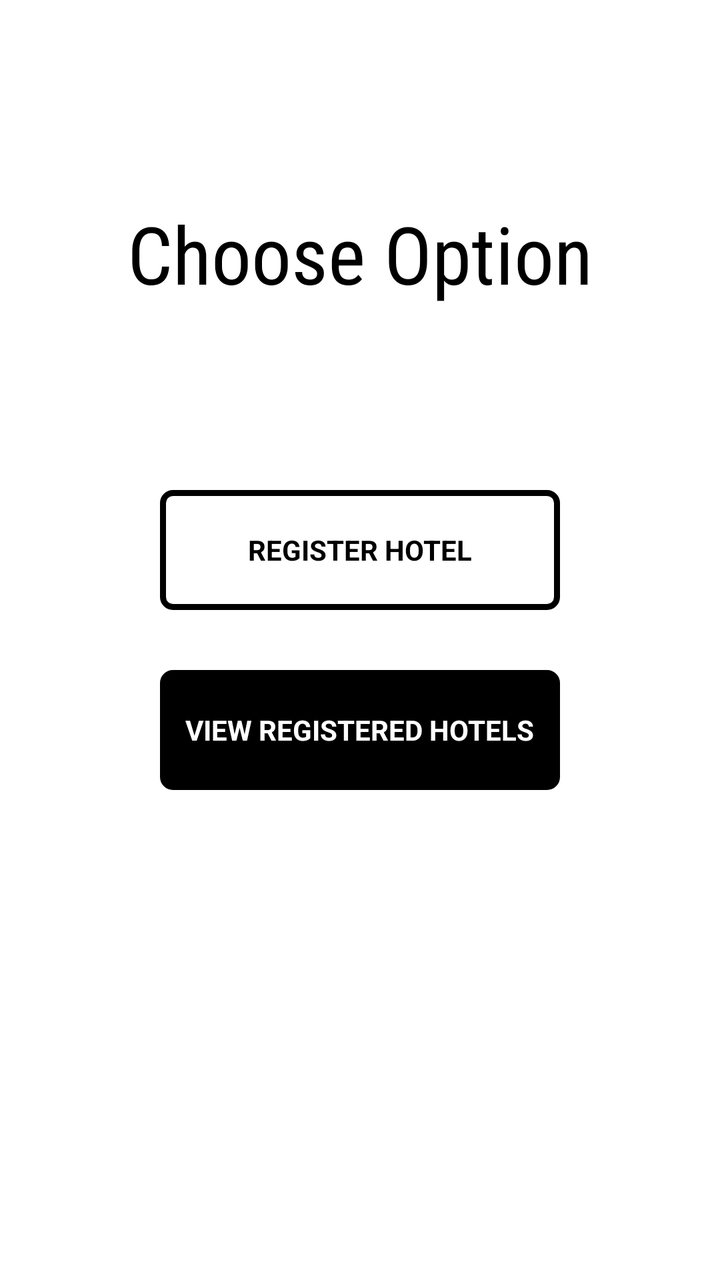
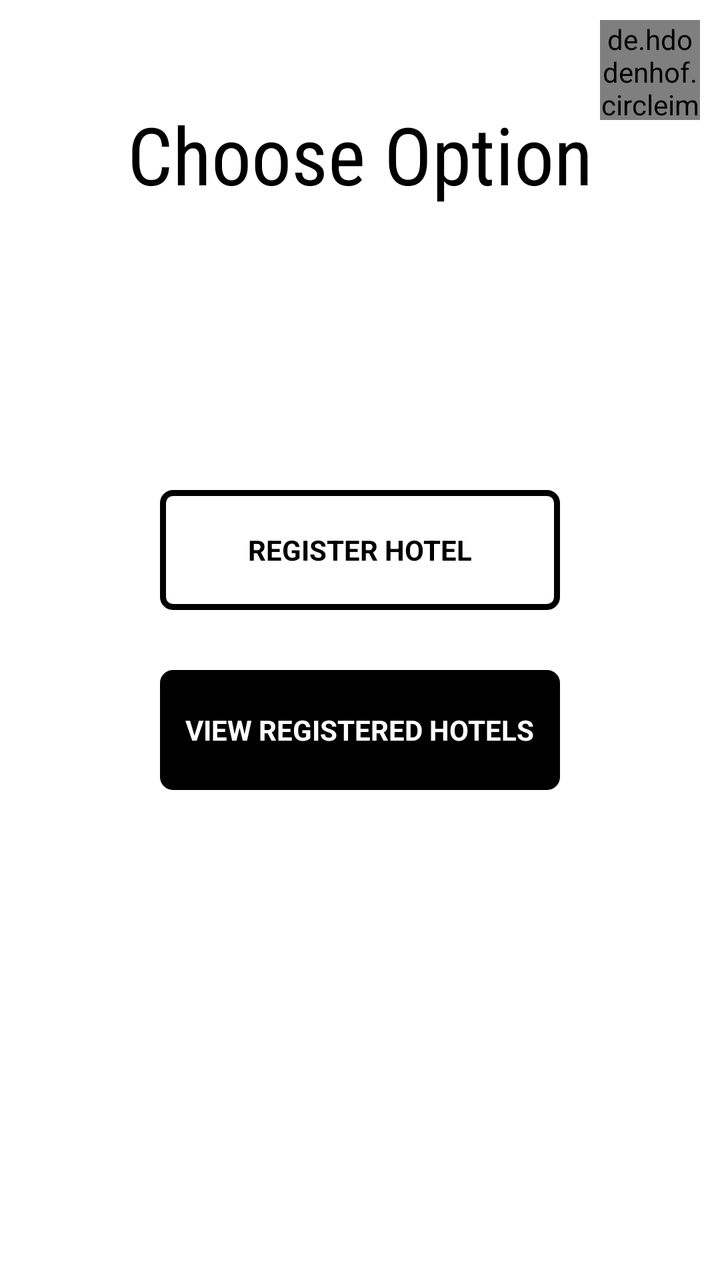

The first picture is an Android layout as it rendered before a commit; the second is the same layout after the commit. The layout source and the unified diff follow.
<!-- AndroidManifest.xml: application theme Theme.Project_Code -->
<!-- res/layout/activity_vendor_choose_option_screen.xml -->
<?xml version="1.0" encoding="utf-8"?>
<RelativeLayout
    xmlns:android="http://schemas.android.com/apk/res/android"
    xmlns:app="http://schemas.android.com/apk/res-auto"
    xmlns:tools="http://schemas.android.com/tools"
    android:layout_width="match_parent"
    android:layout_height="match_parent"
    tools:context=".presentationLayer.Vendor_Choose_Option_Screen">

    <TextView
        android:layout_width="wrap_content"
        android:layout_height="wrap_content"
        android:layout_centerHorizontal="true"
        android:layout_marginTop="100dp"
        android:fontFamily="sans-serif-condensed"
        android:text="Choose Option"
        android:textColor="#000000"
        android:textSize="40sp" />

    <RelativeLayout
        android:layout_width="wrap_content"
        android:layout_height="wrap_content"
        android:layout_centerInParent="true">

        <RelativeLayout
            android:layout_width="200dp"
            android:layout_height="60dp"
            android:id="@+id/rl_register_hotel_button">

            <ImageView
                android:layout_width="match_parent"
                android:layout_height="match_parent"
                android:background="@drawable/main_screen_button_bg" />

            <TextView
                android:layout_width="wrap_content"
                android:layout_height="wrap_content"
                android:layout_centerInParent="true"
                android:text="REGISTER HOTEL"
                android:textColor="#000000"
                android:textStyle="bold" />
        </RelativeLayout>

        <RelativeLayout
            android:layout_width="200dp"
            android:layout_height="60dp"
            android:layout_below="@+id/rl_register_hotel_button"
            android:layout_marginTop="30dp"
            android:id="@+id/rl_view_registered_hotels">

            <ImageView
                android:layout_width="match_parent"
                android:layout_height="match_parent"
                android:background="@drawable/main_screen_button_bg"
                android:backgroundTint="#000000"/>

            <TextView
                android:layout_width="wrap_content"
                android:layout_height="wrap_content"
                android:layout_centerInParent="true"
                android:text="VIEW REGISTERED HOTELS"
                android:textColor="#FFFFFF"
                android:textStyle="bold"/>
        </RelativeLayout>
    </RelativeLayout>

</RelativeLayout>
<!-- resources referenced by this layout -->
<resources>
  <!-- drawable main_screen_button_bg (drawable) -->
  <?xml version="1.0" encoding="utf-8"?>
  <shape xmlns:android="http://schemas.android.com/apk/res/android"
      android:shape="rectangle">
      <solid
          android:color="#FFFFFF"/>
      <corners
          android:radius="5dp" />
      <stroke
          android:width="3dp"
          android:color="#000000"/>
  </shape>
  <style name="Theme.Project_Code" parent="Theme.MaterialComponents.DayNight.NoActionBar">
          
          <item name="colorPrimary">@color/purple_500</item>
          <item name="colorPrimaryVariant">@color/purple_700</item>
          <item name="colorOnPrimary">@color/white</item>
          
          <item name="colorSecondary">@color/teal_200</item>
          <item name="colorSecondaryVariant">@color/teal_700</item>
          <item name="colorOnSecondary">@color/black</item>
          
          <item name="android:statusBarColor" tools:targetApi="l">?attr/colorPrimaryVariant</item>
          
      </style>
  <color name="purple_500">#FF6200EE</color>
  <color name="purple_700">#FF3700B3</color>
  <color name="white">#FFFFFFFF</color>
  <color name="teal_200">#FF03DAC5</color>
  <color name="teal_700">#FF018786</color>
  <color name="black">#FF000000</color>
</resources>

<!-- the commit's change to res/layout/activity_vendor_choose_option_screen.xml (unified diff, before → after) -->
@@ -7,15 +7,25 @@
     android:layout_height="match_parent"
     tools:context=".presentationLayer.Vendor_Choose_Option_Screen">
 
+    <de.hdodenhof.circleimageview.CircleImageView
+        android:id="@+id/display_pic"
+        android:layout_width="50dp"
+        android:layout_height="50dp"
+        android:src="#000000"
+        android:layout_marginTop="10dp"
+        android:layout_alignParentEnd="true"
+        android:layout_marginEnd="10dp"/>
+
     <TextView
         android:layout_width="wrap_content"
         android:layout_height="wrap_content"
         android:layout_centerHorizontal="true"
-        android:layout_marginTop="100dp"
         android:fontFamily="sans-serif-condensed"
         android:text="Choose Option"
         android:textColor="#000000"
-        android:textSize="40sp" />
+        android:textSize="40sp"
+        android:layout_below="@+id/display_pic"
+        android:layout_marginTop="-10dp"/>
 
     <RelativeLayout
         android:layout_width="wrap_content"
